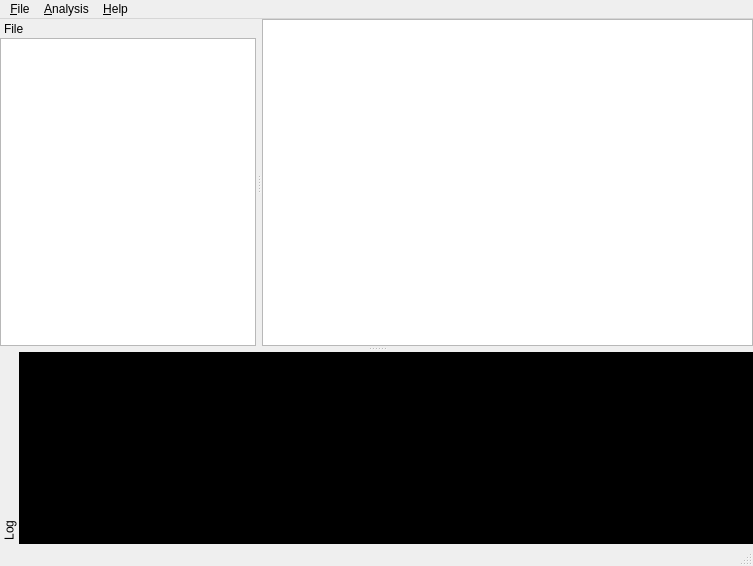
This is src/mainwindow.ui in njau-sri/rtm-gwas-gui as Qt 5 draws it before an edit. The edited form follows.
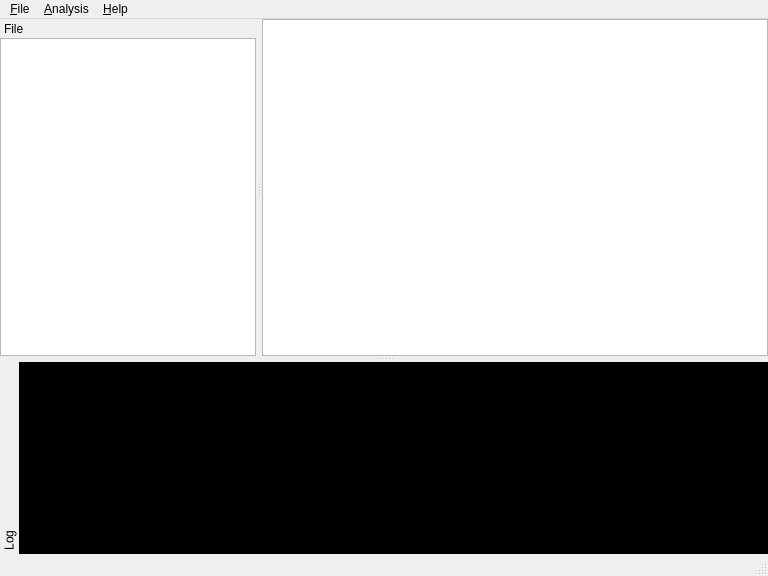
This is the edited form.

Commit message: Update window size

Diff of the .ui file:
```diff
--- a/src/mainwindow.ui
+++ b/src/mainwindow.ui
@@ -6,8 +6,8 @@
    <rect>
     <x>0</x>
     <y>0</y>
-    <width>753</width>
-    <height>566</height>
+    <width>768</width>
+    <height>576</height>
    </rect>
   </property>
   <property name="windowTitle">
@@ -32,7 +32,7 @@
     <rect>
      <x>0</x>
      <y>0</y>
-     <width>753</width>
+     <width>768</width>
      <height>23</height>
     </rect>
    </property>
```
The commit also changes 1 other file.
